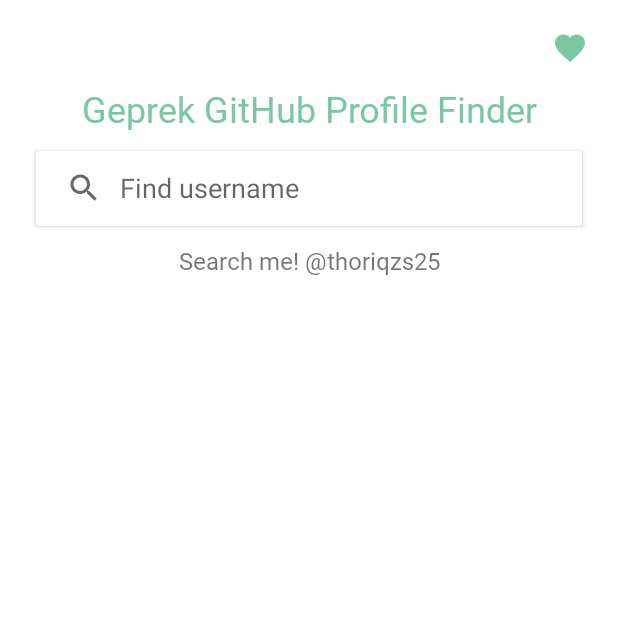
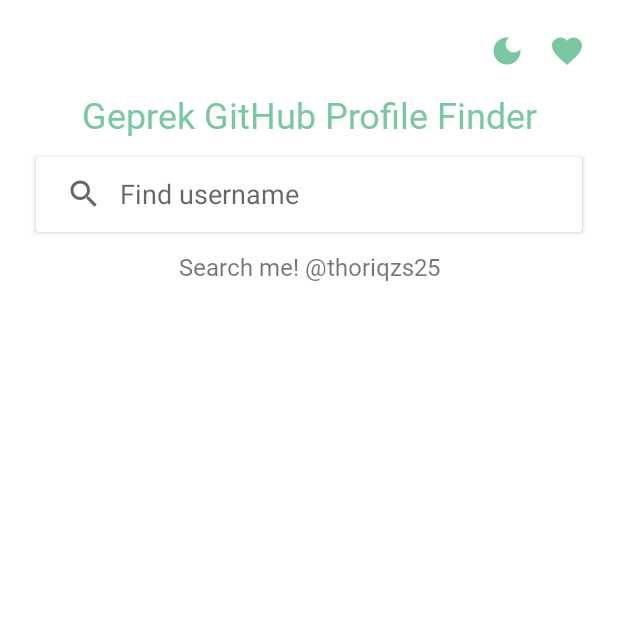
Before and after one commit to thoriqzs25/kotlin-gitfinder, an Android app: the screen it shows after launch (MainActivity), on a phone screen of 412 x 824 dp, the top half of it. Run offline under Robolectric (Android 15) with nearby library versions, the phone set to English and light mode, and no system bars; our stand-ins replace Room's generated code.

Commit message:
feat: switch dark/light mode

```diff
--- a/app/src/main/java/com/gitfinder/adapter/rv/UsersAdapter.kt
+++ b/app/src/main/java/com/gitfinder/adapter/rv/UsersAdapter.kt
@@ -1,6 +1,5 @@
 package com.gitfinder.adapter.rv
 
-import android.util.Log
 import android.view.LayoutInflater
 import android.view.ViewGroup
 import androidx.recyclerview.widget.RecyclerView
@@ -18,7 +17,6 @@ class UsersAdapter<T>(
     private val onClickFav: (T) -> Unit
 ) : RecyclerView.Adapter<UsersAdapter<T>.ViewHolder>() {
 
-    private val TAG: String? = "usersadapterthoriq"
     private var favUsers: List<FavoriteUser> = emptyList()
 
     inner class ViewHolder(var binding: UserCardBinding) : RecyclerView.ViewHolder(binding.root) {
@@ -27,7 +25,7 @@ class UsersAdapter<T>(
                 onClickCard(user)
             }
 
-            binding.ivFavorite.setOnClickListener {
+            binding.cvFavorite.setOnClickListener {
                 onClickFav(user)
             }
 
--- a/app/src/main/java/com/gitfinder/adapter/viewmodel/DetailViewModel.kt
+++ b/app/src/main/java/com/gitfinder/adapter/viewmodel/DetailViewModel.kt
@@ -5,11 +5,11 @@ import android.util.Log
 import androidx.lifecycle.LiveData
 import androidx.lifecycle.MutableLiveData
 import androidx.lifecycle.ViewModel
-import com.gitfinder.api.ApiConfig
-import com.gitfinder.helper.Event
 import com.gitfinder.FollowResponseItem
 import com.gitfinder.UserDetailResponse
+import com.gitfinder.api.ApiConfig
 import com.gitfinder.database.FavoriteUser
+import com.gitfinder.helper.Event
 import com.gitfinder.repository.FavoriteRepository
 import retrofit2.Call
 import retrofit2.Callback
--- a/app/src/main/java/com/gitfinder/adapter/viewmodel/MainViewModel.kt
+++ b/app/src/main/java/com/gitfinder/adapter/viewmodel/MainViewModel.kt
@@ -5,10 +5,10 @@ import android.util.Log
 import androidx.lifecycle.LiveData
 import androidx.lifecycle.MutableLiveData
 import androidx.lifecycle.ViewModel
+import com.gitfinder.SearchResponse
 import com.gitfinder.api.ApiConfig
+import com.gitfinder.database.FavoriteUser
 import com.gitfinder.helper.Event
-import com.gitfinder.SearchResponse
-import com.gitfinder.database.FavoriteUser
 import com.gitfinder.repository.FavoriteRepository
 import retrofit2.Call
 import retrofit2.Callback
--- a/app/src/main/java/com/gitfinder/ui/DetailActivity.kt
+++ b/app/src/main/java/com/gitfinder/ui/DetailActivity.kt
@@ -10,7 +10,8 @@ import androidx.appcompat.app.AppCompatActivity
 import androidx.core.view.updatePadding
 import androidx.lifecycle.ViewModelProvider
 import com.bumptech.glide.Glide
-import com.gitfinder.*
+import com.gitfinder.R
+import com.gitfinder.UserDetailResponse
 import com.gitfinder.adapter.SectionPagerAdapter
 import com.gitfinder.adapter.viewmodel.DetailViewModel
 import com.gitfinder.databinding.ActivityDetailBinding
--- a/app/src/main/java/com/gitfinder/ui/MainActivity.kt
+++ b/app/src/main/java/com/gitfinder/ui/MainActivity.kt
@@ -4,19 +4,21 @@ import android.app.SearchManager
 import android.content.Context
 import android.content.Intent
 import android.os.Bundle
+import android.os.Handler
 import android.util.Log
 import android.view.View
 import android.view.inputmethod.InputMethodManager
 import androidx.appcompat.app.AppCompatActivity
+import androidx.appcompat.app.AppCompatDelegate
 import androidx.appcompat.widget.SearchView
 import androidx.lifecycle.ViewModelProvider
 import androidx.recyclerview.widget.DividerItemDecoration
 import androidx.recyclerview.widget.LinearLayoutManager
 import androidx.recyclerview.widget.RecyclerView
-import com.gitfinder.*
+import com.gitfinder.R
+import com.gitfinder.SearchResponse
+import com.gitfinder.UserItem
 import com.gitfinder.adapter.rv.UsersAdapter
-import com.gitfinder.adapter.viewmodel.DetailViewModel
-import com.gitfinder.adapter.viewmodel.FavoriteViewModel
 import com.gitfinder.adapter.viewmodel.MainViewModel
 import com.gitfinder.database.FavoriteUser
 import com.gitfinder.databinding.ActivityMainBinding
@@ -26,17 +28,23 @@ import com.google.android.material.snackbar.Snackbar
 
 class MainActivity : AppCompatActivity() {
 
+    private lateinit var appCompatDelegate: AppCompatDelegate
     private lateinit var mainViewModel: MainViewModel
 
     private var _binding: ActivityMainBinding? = null
     private val binding get() = _binding!!
+    private var isDarkTheme = false
 
     override fun onCreate(savedInstanceState: Bundle?) {
         super.onCreate(savedInstanceState)
         supportActionBar?.hide()
         _binding = ActivityMainBinding.inflate(layoutInflater)
+        setContentView(binding.root)
 
-        setContentView(binding.root)
+        appCompatDelegate = AppCompatDelegate.create(this, null)
+        if (savedInstanceState != null) {
+            isDarkTheme = savedInstanceState.getBoolean("isDarkTheme")
+        }
 
         mainViewModel = obtainViewModel(this@MainActivity)
 
@@ -65,8 +73,26 @@ class MainActivity : AppCompatActivity() {
 
         val searchManager = getSystemService(Context.SEARCH_SERVICE) as SearchManager
         val searchView = binding.searchUser
+        initializeSearchView(searchView, searchManager)
 
-        initializeSearchView(searchView, searchManager)
+        binding.cvTheme.setOnClickListener {
+            toggleTheme()
+        }
+    }
+
+    override fun onSaveInstanceState(outState: Bundle) {
+        super.onSaveInstanceState(outState)
+        outState.putBoolean("isDarkTheme", isDarkTheme)
+    }
+
+    override fun onResume() {
+        super.onResume()
+        // Set the theme icon based on the current theme state
+        if (isDarkTheme) {
+            binding.ivTheme.setImageResource(R.drawable.ic_light_mode)
+        } else {
+            binding.ivTheme.setImageResource(R.drawable.ic_dark_mode)
+        }
     }
 
     override fun onDestroy() {
@@ -154,4 +180,13 @@ class MainActivity : AppCompatActivity() {
             }
         })
     }
+
+    private fun toggleTheme() {
+        isDarkTheme = !isDarkTheme
+        if (isDarkTheme) {
+            AppCompatDelegate.setDefaultNightMode(AppCompatDelegate.MODE_NIGHT_YES)
+        } else {
+            AppCompatDelegate.setDefaultNightMode(AppCompatDelegate.MODE_NIGHT_NO)
+        }
+    }
 }
--- a/app/src/main/java/com/gitfinder/ui/fragment/FollowFragment.kt
+++ b/app/src/main/java/com/gitfinder/ui/fragment/FollowFragment.kt
@@ -3,7 +3,6 @@ package com.gitfinder.ui.fragment
 import android.content.Intent
 import android.content.res.Configuration
 import android.os.Bundle
-import android.util.Log
 import android.view.LayoutInflater
 import android.view.View
 import android.view.ViewGroup
@@ -12,9 +11,9 @@ import androidx.fragment.app.Fragment
 import androidx.lifecycle.ViewModelProvider
 import androidx.recyclerview.widget.DividerItemDecoration
 import androidx.recyclerview.widget.LinearLayoutManager
-import com.gitfinder.adapter.viewmodel.DetailViewModel
 import com.gitfinder.FollowResponseItem
 import com.gitfinder.adapter.rv.UsersAdapter
+import com.gitfinder.adapter.viewmodel.DetailViewModel
 import com.gitfinder.database.FavoriteUser
 import com.gitfinder.databinding.FragmentFollowBinding
 import com.gitfinder.helper.ViewModelFactory
--- /dev/null
+++ b/app/src/main/res/drawable/ic_dark_mode.xml
@@ -0,0 +1,5 @@
+<vector android:height="24dp" android:tint="#79C8A1"
+    android:viewportHeight="24" android:viewportWidth="24"
+    android:width="24dp" xmlns:android="http://schemas.android.com/apk/res/android">
+    <path android:fillColor="@android:color/white" android:pathData="M12,3c-4.97,0 -9,4.03 -9,9s4.03,9 9,9s9,-4.03 9,-9c0,-0.46 -0.04,-0.92 -0.1,-1.36c-0.98,1.37 -2.58,2.26 -4.4,2.26c-2.98,0 -5.4,-2.42 -5.4,-5.4c0,-1.81 0.89,-3.42 2.26,-4.4C12.92,3.04 12.46,3 12,3L12,3z"/>
+</vector>
--- /dev/null
+++ b/app/src/main/res/drawable/ic_light_mode.xml
@@ -0,0 +1,5 @@
+<vector android:height="24dp" android:tint="#79C8A1"
+    android:viewportHeight="24" android:viewportWidth="24"
+    android:width="24dp" xmlns:android="http://schemas.android.com/apk/res/android">
+    <path android:fillColor="@android:color/white" android:pathData="M6.76,4.84l-1.8,-1.79 -1.41,1.41 1.79,1.79 1.42,-1.41zM4,10.5L1,10.5v2h3v-2zM13,0.55h-2L11,3.5h2L13,0.55zM20.45,4.46l-1.41,-1.41 -1.79,1.79 1.41,1.41 1.79,-1.79zM17.24,18.16l1.79,1.8 1.41,-1.41 -1.8,-1.79 -1.4,1.4zM20,10.5v2h3v-2h-3zM12,5.5c-3.31,0 -6,2.69 -6,6s2.69,6 6,6 6,-2.69 6,-6 -2.69,-6 -6,-6zM11,22.45h2L13,19.5h-2v2.95zM3.55,18.54l1.41,1.41 1.79,-1.8 -1.41,-1.41 -1.79,1.8z"/>
+</vector>
--- a/app/src/main/res/layout/activity_main.xml
+++ b/app/src/main/res/layout/activity_main.xml
@@ -6,31 +6,56 @@
     android:layout_height="match_parent"
     tools:context=".ui.MainActivity">
 
-    <ImageView
-        android:id="@+id/iv_fav_list"
-        android:src="@drawable/ic_favorite_fill"
+    <androidx.cardview.widget.CardView
+        android:id="@+id/cv_fav_list"
         android:layout_width="wrap_content"
         android:layout_height="wrap_content"
         android:layout_marginTop="20dp"
         android:layout_marginEnd="20dp"
-        app:layout_constraintTop_toTopOf="parent"
+        app:cardElevation="0dp"
         app:layout_constraintEnd_toEndOf="parent"
+        app:layout_constraintTop_toTopOf="parent">
 
-        />
+        <ImageView
+            android:id="@+id/iv_fav_list"
+            android:layout_width="wrap_content"
+            android:layout_height="wrap_content"
+            android:padding="2dp"
+            android:src="@drawable/ic_favorite_fill" />
+    </androidx.cardview.widget.CardView>
+
+    <androidx.cardview.widget.CardView
+        android:id="@+id/cv_theme"
+        android:layout_width="wrap_content"
+        android:layout_height="wrap_content"
+        android:layout_marginTop="20dp"
+        android:layout_marginEnd="12dp"
+        app:cardElevation="0dp"
+        app:layout_constraintEnd_toStartOf="@id/cv_fav_list"
+        app:layout_constraintTop_toTopOf="parent">
+
+        <ImageView
+            android:id="@+id/iv_theme"
+            android:layout_width="wrap_content"
+            android:layout_height="wrap_content"
+            android:padding="2dp"
+
+            android:src="@drawable/ic_dark_mode" />
+    </androidx.cardview.widget.CardView>
 
     <TextView
         android:id="@+id/app_title"
         android:layout_width="match_parent"
         android:layout_height="wrap_content"
+        android:layout_marginTop="12dp"
+        android:fontFamily="@font/rounded_bold"
         android:text="@string/app_title"
-        android:layout_marginTop="12dp"
         android:textAlignment="center"
         android:textColor="@color/green"
-        android:fontFamily="@font/rounded_bold"
         android:textSize="24sp"
         app:layout_constraintEnd_toEndOf="parent"
         app:layout_constraintStart_toStartOf="parent"
-        app:layout_constraintTop_toBottomOf="@id/iv_fav_list"/>
+        app:layout_constraintTop_toBottomOf="@id/cv_fav_list" />
 
     <androidx.cardview.widget.CardView
         android:id="@+id/search_card"
@@ -57,14 +82,13 @@
         android:id="@+id/tv_totalres"
         android:layout_width="wrap_content"
         android:layout_height="wrap_content"
+        android:layout_marginTop="12dp"
         android:fontFamily="@font/rounded_medium"
+        android:text="@string/search_me_text"
         android:textSize="16sp"
         app:layout_constraintEnd_toEndOf="parent"
-        android:text="@string/search_me_text"
         app:layout_constraintStart_toStartOf="parent"
-        app:layout_constraintTop_toBottomOf="@id/search_card"
-        android:layout_marginTop="12dp"
-        />
+        app:layout_constraintTop_toBottomOf="@id/search_card" />
 
     <androidx.recyclerview.widget.RecyclerView
         android:id="@+id/rv_user_list"
@@ -78,7 +102,7 @@
         app:layout_constraintEnd_toEndOf="parent"
         app:layout_constraintStart_toStartOf="parent"
         app:layout_constraintTop_toBottomOf="@id/tv_totalres"
-        tools:listitem="@layout/user_card"/>
+        tools:listitem="@layout/user_card" />
 
     <ProgressBar
         android:id="@+id/progress_bar"
@@ -98,7 +122,7 @@
         android:layout_width="wrap_content"
         android:layout_height="20dp"
         app:layout_constraintBottom_toBottomOf="parent"
-        app:layout_constraintStart_toStartOf="parent"
-        app:layout_constraintEnd_toEndOf="parent"/>
+        app:layout_constraintEnd_toEndOf="parent"
+        app:layout_constraintStart_toStartOf="parent" />
 
 </androidx.constraintlayout.widget.ConstraintLayout>
```
Also changed, not shown: app/src/main/res/layout/user_card.xml (+21 -18 lines).
